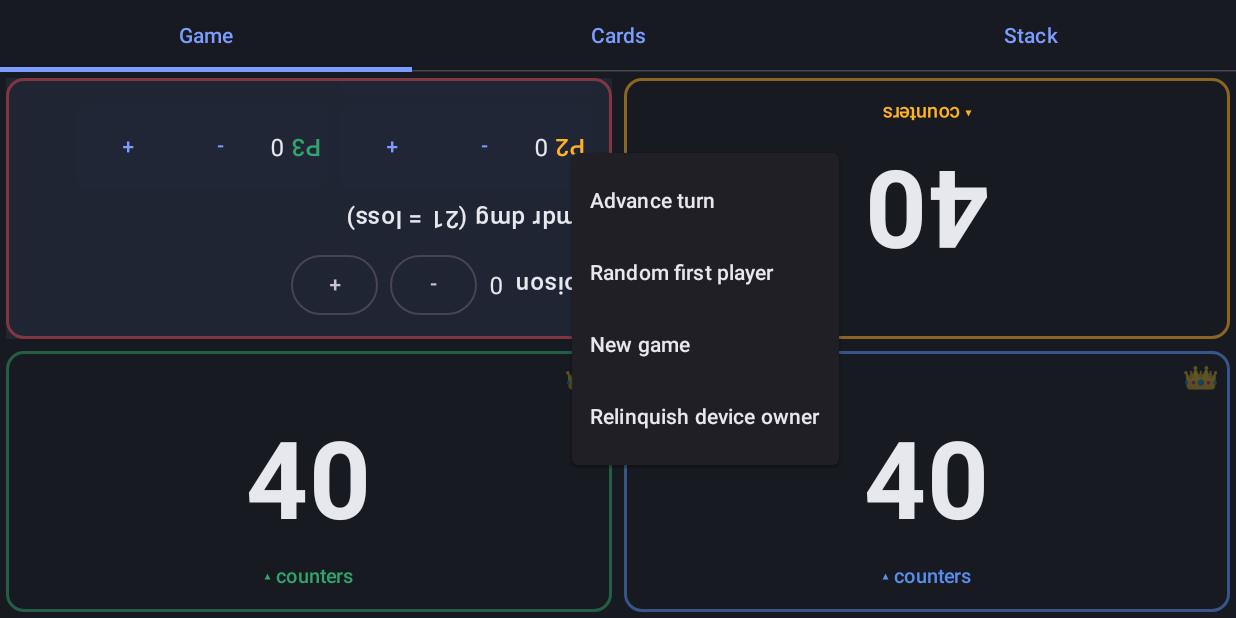
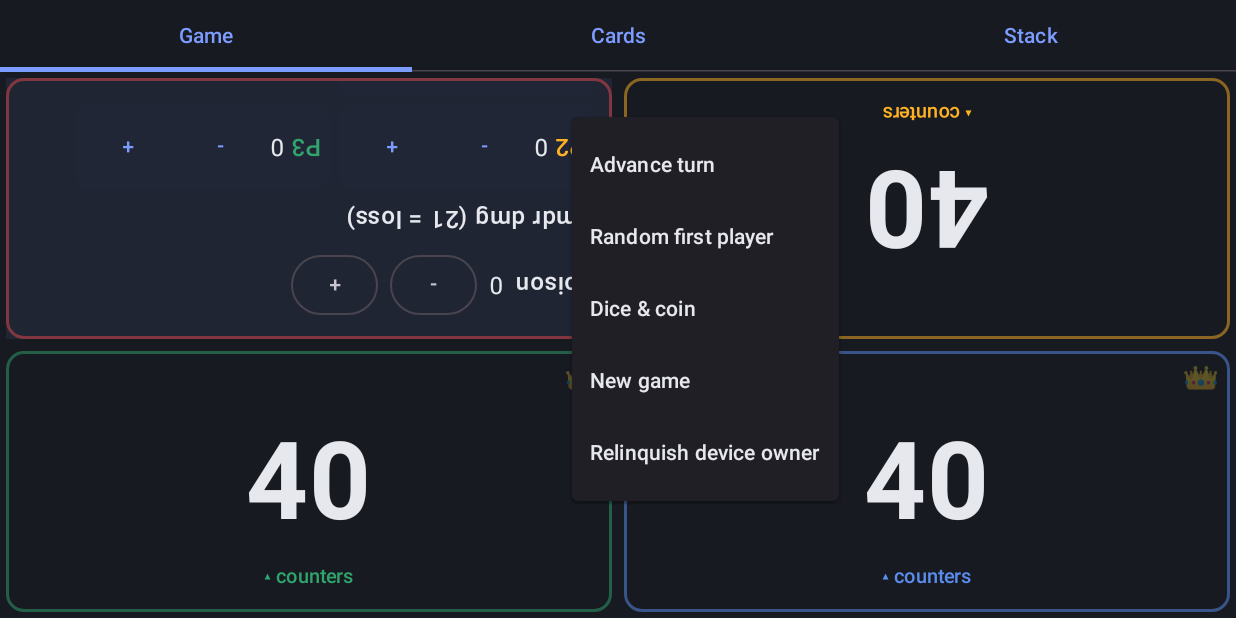
Before and after one commit to Kassicus/MagicTablet, an Android app built with Jetpack Compose: the screen it shows after launch (MainActivity), after a tap on an icon or button, on a phone screen of 824 x 412 dp (held sideways). Run offline under Robolectric (Android 15) with nearby library versions, the light colour scheme and no system bars; 2 other taps on this screen came first.

Commit message:
M1b Task 3: dice & coin overlay (Coin/d6/d20)

```diff
--- a/app/src/main/java/com/magictablet/screens/GameScreen.kt
+++ b/app/src/main/java/com/magictablet/screens/GameScreen.kt
@@ -20,6 +20,7 @@ import androidx.compose.ui.platform.LocalContext
 import androidx.lifecycle.compose.collectAsStateWithLifecycle
 import androidx.lifecycle.viewmodel.compose.viewModel
 import com.magictablet.game.GameViewModel
+import com.magictablet.game.ui.DiceOverlay
 import com.magictablet.game.ui.NewGameSheet
 import com.magictablet.game.ui.SeatLayout
 
@@ -30,6 +31,7 @@ fun GameScreen(viewModel: GameViewModel = viewModel()) {
     val context = LocalContext.current
     var menuOpen by remember { mutableStateOf(false) }
     var showNewGame by remember { mutableStateOf(false) }
+    var showDice by remember { mutableStateOf(false) }
 
     Box(Modifier.fillMaxSize()) {
         SeatLayout(
@@ -49,22 +51,11 @@ fun GameScreen(viewModel: GameViewModel = viewModel()) {
         Box(Modifier.align(Alignment.Center)) {
             FilledTonalButton(onClick = { menuOpen = true }) { Text("⚙") }
             DropdownMenu(expanded = menuOpen, onDismissRequest = { menuOpen = false }) {
-                DropdownMenuItem(
-                    text = { Text("Advance turn") },
-                    onClick = { menuOpen = false; viewModel.advanceTurn() },
-                )
-                DropdownMenuItem(
-                    text = { Text("Random first player") },
-                    onClick = { menuOpen = false; viewModel.randomFirstPlayer() },
-                )
-                DropdownMenuItem(
-                    text = { Text("New game") },
-                    onClick = { menuOpen = false; showNewGame = true },
-                )
-                DropdownMenuItem(
-                    text = { Text("Relinquish device owner") },
-                    onClick = { menuOpen = false; relinquishDeviceOwner(context) },
-                )
+                DropdownMenuItem(text = { Text("Advance turn") }, onClick = { menuOpen = false; viewModel.advanceTurn() })
+                DropdownMenuItem(text = { Text("Random first player") }, onClick = { menuOpen = false; viewModel.randomFirstPlayer() })
+                DropdownMenuItem(text = { Text("Dice & coin") }, onClick = { menuOpen = false; showDice = true })
+                DropdownMenuItem(text = { Text("New game") }, onClick = { menuOpen = false; showNewGame = true })
+                DropdownMenuItem(text = { Text("Relinquish device owner") }, onClick = { menuOpen = false; relinquishDeviceOwner(context) })
             }
         }
     }
@@ -76,6 +67,10 @@ fun GameScreen(viewModel: GameViewModel = viewModel()) {
             onStart = { count, life -> viewModel.newGame(count, life); showNewGame = false },
             onDismiss = { showNewGame = false },
         )
+    }
+
+    if (showDice) {
+        DiceOverlay(onDismiss = { showDice = false })
     }
 }
 
```
Also changed, not shown: app/src/main/java/com/magictablet/game/ui/DiceOverlay.kt (added, +70 -0 lines).
